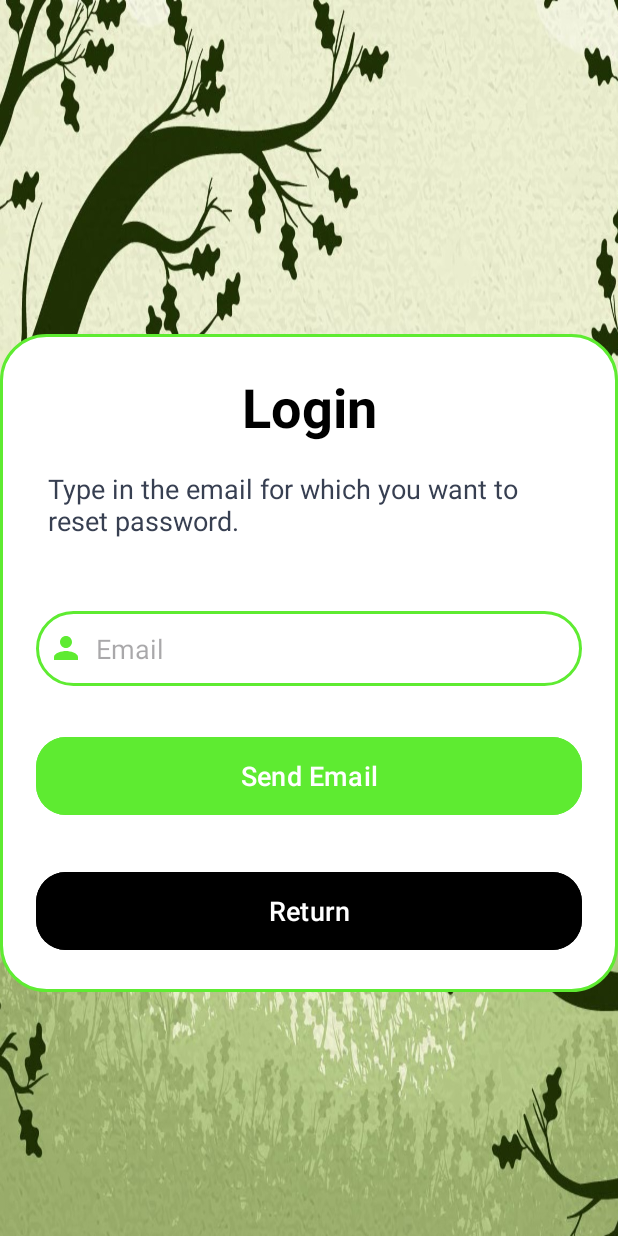
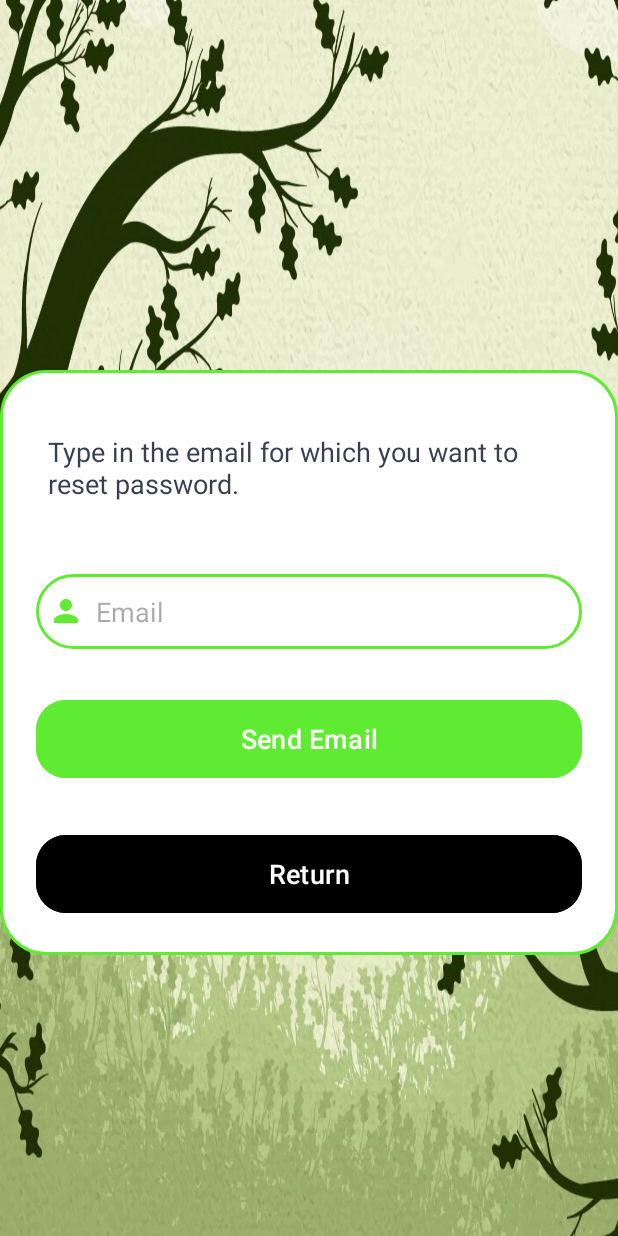
Before and after one commit to jasonnghim8/PlanetZe_gp5, an Android app: the ForgotPassword screen opened directly, with no data from a screen before it, on a phone screen of 412 x 824 dp. Run offline under Robolectric (Android 15) with nearby library versions, the phone set to English and light mode, and no system bars; our stand-ins replace Firebase (no records; nobody signed in at launch, a user with empty details on screens opened directly).

Commit message:
fixed xml error

```diff
--- a/app/src/main/res/layout/activity_forgot_password.xml
+++ b/app/src/main/res/layout/activity_forgot_password.xml
@@ -24,14 +24,6 @@
         android:layout_gravity="center_horizontal"
         android:padding="24dp"
         android:background="@drawable/custom_edittext">
-        <TextView
-            android:layout_width="match_parent"
-            android:layout_height="wrap_content"
-            android:text="@string/login"
-            android:textSize="36sp"
-            android:textAlignment="center"
-            android:textStyle="bold"
-            android:textColor="@color/black"/>
 
         <TextView
             android:layout_width="wrap_content"
```
